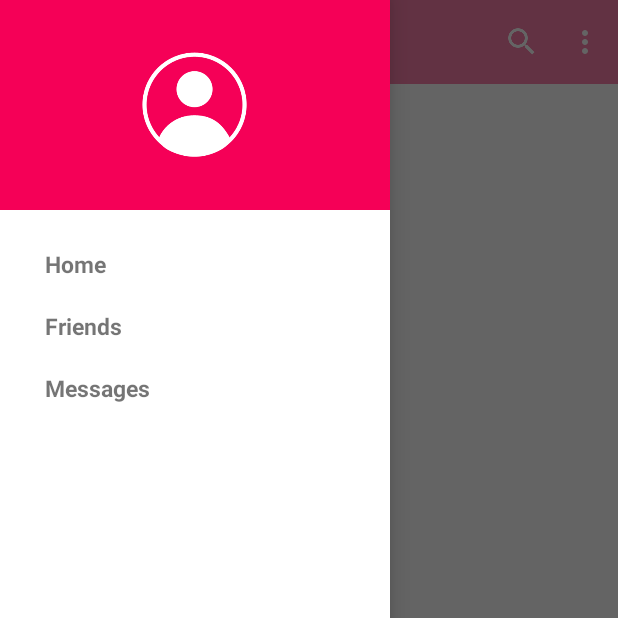
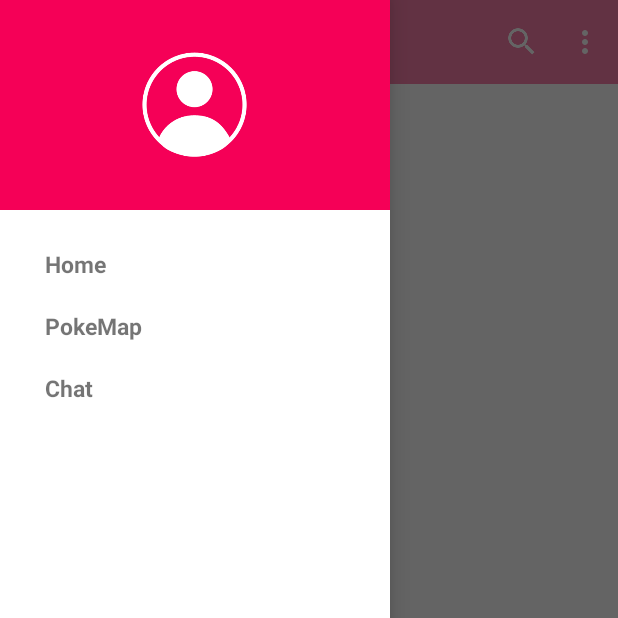
Before and after one commit to sumodkulkarni/PokeNav, an Android app: the MainActivity screen opened directly, with no data from a screen before it, after a tap on "Open", on a phone screen of 412 x 824 dp, the top half of it. Run offline under Robolectric (Android 15) with nearby library versions, the phone set to English and light mode, and no system bars.

Commit message:
First Commit

```diff
--- a/app/src/main/res/values/strings.xml
+++ b/app/src/main/res/values/strings.xml
@@ -8,19 +8,19 @@
     <string name="drawer_close">Close</string>
 
     <string name="nav_item_home">Home</string>
-    <string name="nav_item_friends">Friends</string>
-    <string name="nav_item_notifications">Messages</string>
+    <string name="nav_item_map">PokeMap</string>
+    <string name="nav_item_item_chat">Chat</string>
 
     <!-- navigation drawer item labels  -->
     <string-array name="nav_drawer_labels">
         <item>@string/nav_item_home</item>
-        <item>@string/nav_item_friends</item>
-        <item>@string/nav_item_notifications</item>
+        <item>@string/nav_item_map</item>
+        <item>@string/nav_item_item_chat</item>
     </string-array>
 
-    <string name="title_messages">Messages</string>
-    <string name="title_friends">Friends</string>
     <string name="title_home">Home</string>
+    <string name="title_map">PokeMap</string>
+    <string name="title_chat">Chat</string>
 
     <!-- TODO: Remove or change this placeholder text -->
     <string name="hello_blank_fragment">Hello blank fragment</string>
```
Also changed, not shown: app/src/main/java/com/sumod/pokenav/activities/MainActivity.java (+7 -10 lines), app/src/main/java/com/sumod/pokenav/fragments/ChatFragment.java (added, +45 -0 lines), app/src/main/java/com/sumod/pokenav/fragments/FriendsFragment.java (deleted, +0 -47 lines), app/src/main/java/com/sumod/pokenav/fragments/MapsFragment.java (added, +44 -0 lines), app/src/main/java/com/sumod/pokenav/fragments/MessagesFragment.java (deleted, +0 -47 lines), app/src/main/res/layout/fragment_chat.xml (renamed from app/src/main/res/layout/fragment_messages.xml, +5 -6 lines), app/src/main/res/layout/fragment_maps.xml (renamed from app/src/main/res/layout/fragment_friends.xml, +5 -6 lines).
